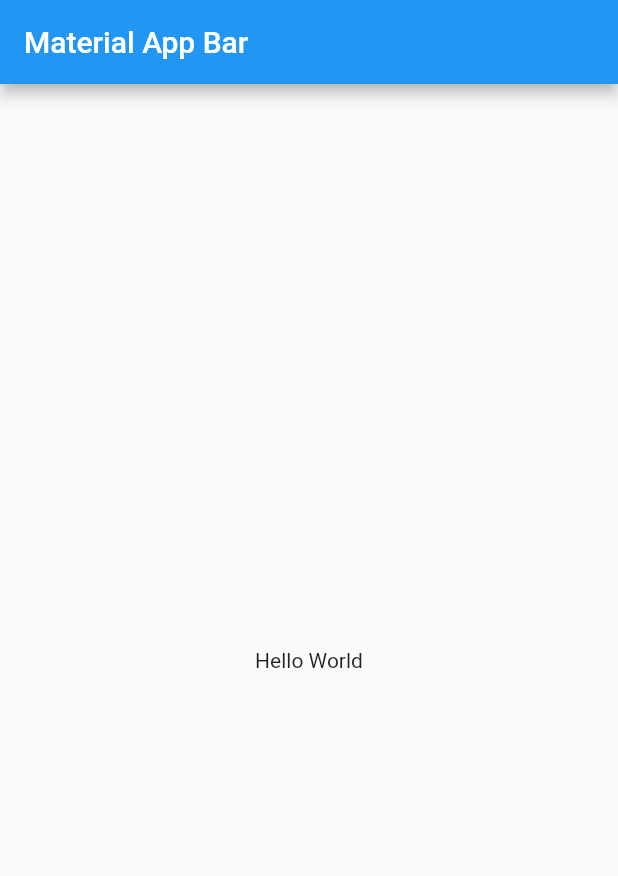
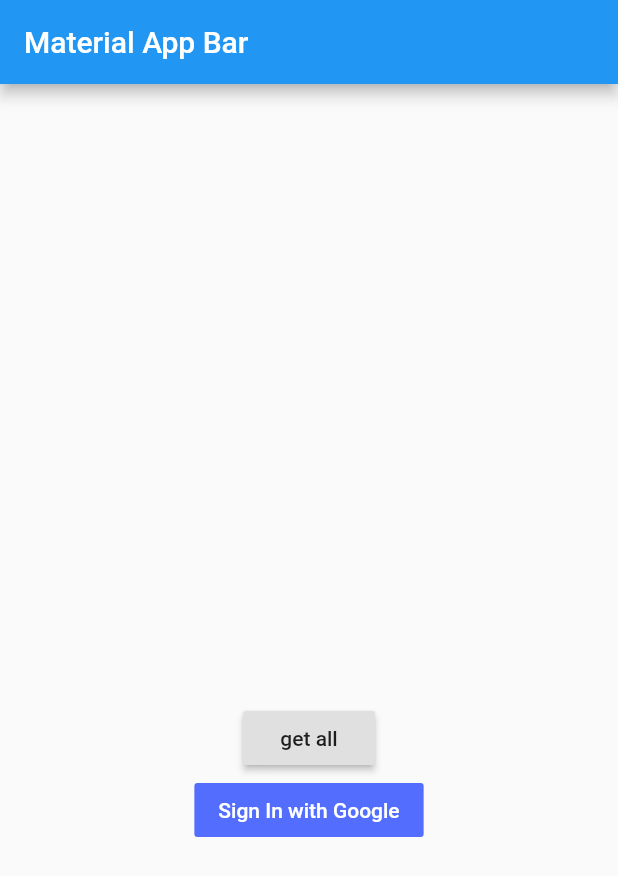
Before and after one commit to rifkyputra/flutterSM, a Flutter app: the screen it shows after launch, on a phone screen of 412 x 824 dp. Shown: the top 876 px of the screen. Run offline on Flutter 3.47's test engine with Material 2 defaults, Android fonts, the phone set to English and light mode, and no system bars; our stand-ins replace bloc, dio, flutter_bloc, moor, moor_ffi; generated files the repository leaves out were written again.

Commit message:
[FEAT] moor dao and add screens

```diff
--- /dev/null
+++ b/lib/bloc/local_db/bloc.dart
@@ -0,0 +1,3 @@
+export 'local_db_bloc.dart';
+export 'local_db_event.dart';
+export 'local_db_state.dart';
--- /dev/null
+++ b/lib/bloc/local_db/local_db_event.dart
@@ -0,0 +1,4 @@
+import 'package:meta/meta.dart';
+
+@immutable
+abstract class LocalDbEvent {}
--- /dev/null
+++ b/lib/bloc/local_db/local_db_state.dart
@@ -0,0 +1,6 @@
+import 'package:meta/meta.dart';
+
+@immutable
+abstract class LocalDbState {}
+
+class InitialLocalDbState extends LocalDbState {}
--- /dev/null
+++ b/lib/bloc/login_req/bloc.dart
@@ -0,0 +1,3 @@
+export 'login_req_bloc.dart';
+export 'login_req_event.dart';
+export 'login_req_state.dart';
--- /dev/null
+++ b/lib/bloc/login_req/login_req_event.dart
@@ -0,0 +1,39 @@
+import 'package:meta/meta.dart';
+import 'package:simonaapp/services/moor/moor.dart';
+
+@immutable
+abstract class LoginReqEvent {
+  get formData => null;
+  get data => null;
+  get user => null;
+}
+
+class GetAllUsersEv extends LoginReqEvent {
+
+}
+
+class UserLogin extends LoginReqEvent {
+  final _data;
+
+  get data => _data;
+
+  UserLogin(this._data);
+}
+
+class CheckUserInLocalDB extends LoginReqEvent {
+  final String _user;
+
+  get user => this._user;
+
+  CheckUserInLocalDB(this._user);
+
+}
+
+class RegisterNewUser extends LoginReqEvent {
+  final User _form;
+
+  @override
+  get formData => _form;
+
+  RegisterNewUser(this._form);
+}
--- /dev/null
+++ b/lib/bloc/login_req/login_req_state.dart
@@ -0,0 +1,46 @@
+import 'package:meta/meta.dart';
+import 'package:simonaapp/services/moor/moor.dart';
+
+@immutable
+abstract class LoginReqState {
+  get allUsers => null;
+  get msg => null;
+}
+
+class InitialLoginReqState extends LoginReqState {}
+
+
+class UserLoginSuccess extends LoginReqState {
+
+}
+
+class GetAllUsersSuccess extends LoginReqState {
+  final List _users;
+
+  @override
+  List<User> get allUsers => _users;
+
+  GetAllUsersSuccess(this._users);
+
+}
+
+class UserLoginFailed extends LoginReqState {
+  final String _msg;
+
+  @override
+  get msg => _msg;
+
+  UserLoginFailed(this._msg);
+}
+
+class ThrowToSignUpPage extends LoginReqState {
+
+}
+
+class UserLocalExistGoToLogin extends LoginReqState {
+
+}
+
+class RegisterNewUserSuccess extends LoginReqState {
+
+}
--- a/lib/main.dart
+++ b/lib/main.dart
@@ -1,22 +1,28 @@
 import 'package:flutter/material.dart';
+import 'package:flutter_bloc/flutter_bloc.dart';
+import 'package:simonaapp/bloc/login_req/bloc.dart';
+import 'package:simonaapp/screens/login_google_page.dart';
 
 void main() => runApp(MyApp());
 
 class MyApp extends StatelessWidget {
   @override
   Widget build(BuildContext context) {
-    return MaterialApp(
-      title: 'Material App',
-      home: Scaffold(
-        appBar: AppBar(
-          title: Text('Material App Bar'),
-        ),
-        body: Center(
-          child: Container(
-            child: Text('Hello World'),
+    return MultiBlocProvider(
+        providers: [
+          BlocProvider(
+            create: (context) => LoginReqBloc(),
+          )
+        ],
+        child: MaterialApp(
+          title: 'Material App',
+          home: Scaffold(
+            appBar: AppBar(
+              title: Text('Material App Bar'),
+            ),
+            body: LoginPage(),
+
           ),
-        ),
-      ),
-    );
+        ));
   }
 }
--- /dev/null
+++ b/lib/screens/login_google_page.dart
@@ -0,0 +1,108 @@
+import 'package:flutter/material.dart';
+import 'package:flutter_bloc/flutter_bloc.dart';
+import 'package:simonaapp/bloc/login_req/bloc.dart';
+import 'package:simonaapp/screens/sign_up_page.dart';
+import 'package:simonaapp/services/moor/moor.dart';
+
+class LoginPage extends StatelessWidget {
+  @override
+  Widget build(BuildContext context) {
+    return SingleChildScrollView(
+      child: Column(
+        children: <Widget>[
+          SizedBox(
+            height: MediaQuery.of(context).size.height * 0.5,
+          ),
+          Row(
+            mainAxisAlignment: MainAxisAlignment.center,
+            children: <Widget>[
+              BlocListener<LoginReqBloc, LoginReqState>(
+                listener: (context, state) {
+                  if(state is UserLoginFailed) {
+                    Scaffold.of(context).showSnackBar(
+                      SnackBar(
+                        content: Text(state.msg),
+                      )
+                    );
+                  } else if(state is ThrowToSignUpPage) {
+                    Navigator.of(context).push(MaterialPageRoute(
+                      builder: (context) {
+                        return SignUpPage();
+                      }
+                    ));
+                  } else if(state is UserLoginSuccess){
+                    Scaffold.of(context).showSnackBar(
+                        SnackBar(
+                          content: Text("Login Success"),
+                        )
+                    );
+                  } else if(state is UserLocalExistGoToLogin) {
+                    Navigator.of(context).pushAndRemoveUntil(MaterialPageRoute(
+                      builder: (context) {
+                        return Container(
+                          child: Text("Login Page"),
+                        );
+                      }
+                    ), ModalRoute.withName('/'));
+                  }
+                },
+                child: BlocBuilder<LoginReqBloc, LoginReqState>(
+                  builder: (context, state) {
+                    return Column(
+                      children: <Widget>[
+                        RaisedButton(
+                          onPressed: ()async {
+                            final res = User(
+                              username: "rifkyadp1234",
+                              password: "passwordssss"
+                            );
+//                            context.bloc<LoginReqBloc>().add(RegisterNewUser(res));
+                            context.bloc<LoginReqBloc>().add(GetAllUsersEv());
+                            print(res.password);
+                          },
+                          child: Text("get all"),
+                        ),
+                        FlatButton(
+                          color: Colors.indigoAccent,
+                          child: Text("Sign In with Google", style: TextStyle(
+                              color: Colors.white
+                          ),),
+                          onPressed: () {
+                            context.bloc<LoginReqBloc>().add(UserLogin("iiii"));
+                          },
+                        ),
+                      ],
+                    );
+                  },
+                ),
+              )
+            ],
+          ),
+          SingleChildScrollView(
+            child: Container(
+              height: 160,
+              child: BlocListener<LoginReqBloc, LoginReqState>(
+                listener: (context, state){
+                  if(state is GetAllUsersSuccess) print(state.allUsers);
+                } ,
+                child: BlocBuilder<LoginReqBloc, LoginReqState>(
+                  builder: (context, state) {
+                    return state is GetAllUsersSuccess ? ListView.builder(
+                      itemCount: state.allUsers.length > 0? state.allUsers.length: 0,
+                        itemBuilder: (context, index) {
+                          return ListTile(
+                            title: Text(state.allUsers[index].username),
+                            subtitle: Text(state.allUsers[index].password),
+                          );
+                        }
+                    ) : Container();
+                  },
+                ),
+              ),
+            ),
+          )
+        ],
+      ),
+    );
+  }
+}
```
Also changed, not shown: lib/bloc/local_db/local_db_bloc.dart (added, +15 -0 lines), lib/bloc/login_req/login_req_bloc.dart (added, +75 -0 lines), lib/screens/sign_up_page.dart (added, +92 -0 lines), lib/services/login_local_service.dart (added, +39 -0 lines), lib/services/login_req_service.dart (added, +32 -0 lines), lib/services/moor/moor.dart (added, +55 -0 lines), pubspec.yaml (+6 -1 lines), lib/screens/login_page.dart (added), lib/services/moor/moor.g.dart (added), pubspec.lock, 1 other file.
